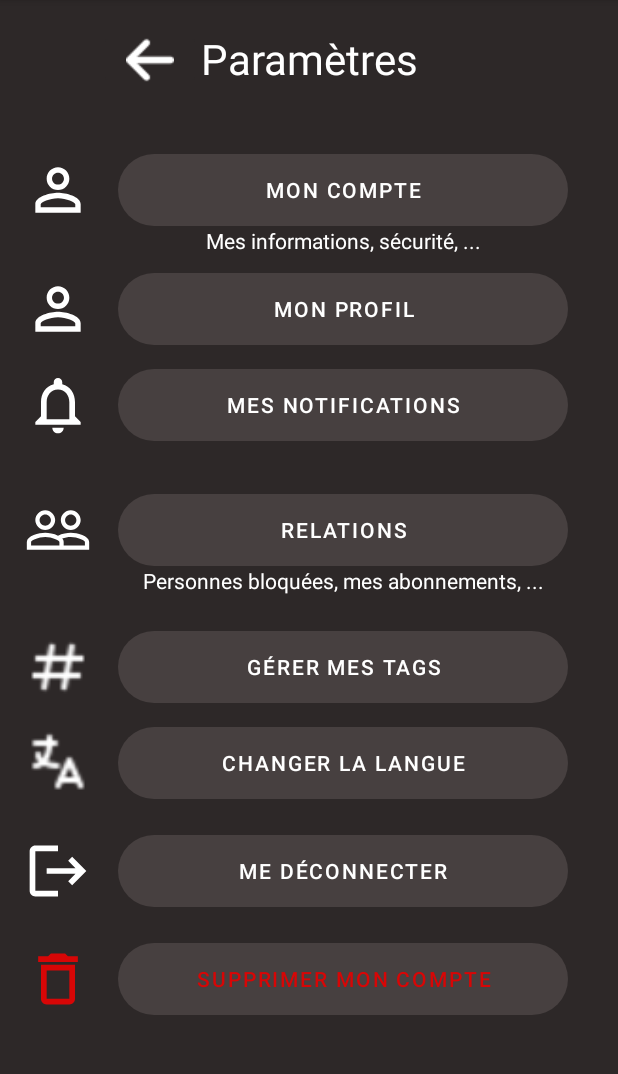
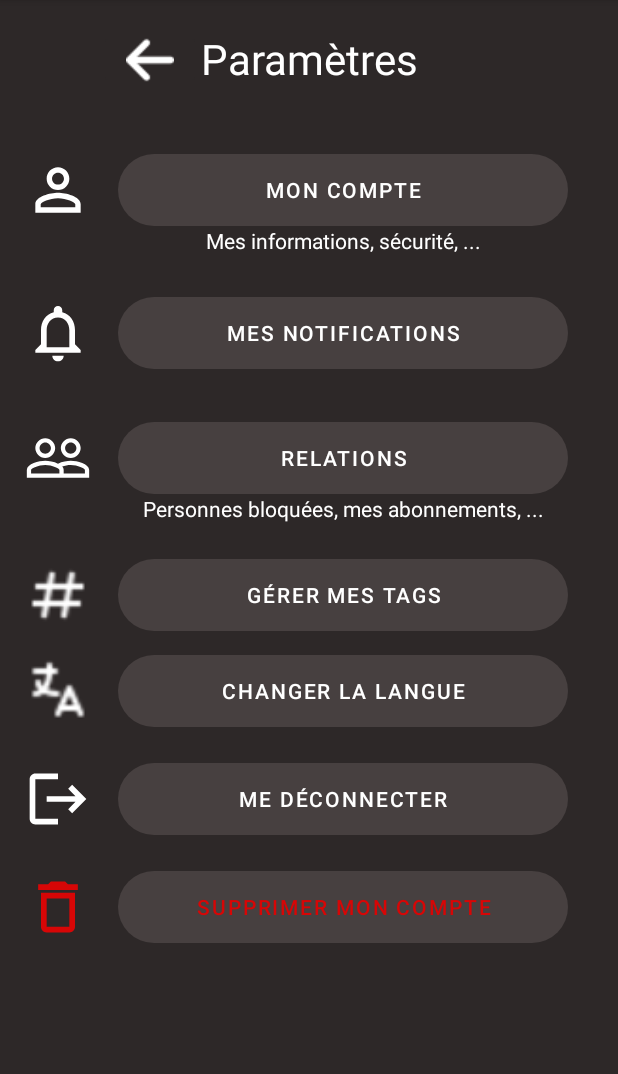
Before and after one commit to LucasVanV/3DDY, an Android app: the fragment FragmentParamatres shown on its own in the app's theme, after a tap on "Bouton de retour", on a phone screen of 412 x 824 dp, the part 84-1158 px from its top. Run offline under Robolectric (Android 15) with nearby library versions, the phone set to English and light mode, and no system bars; network calls fail; pictures from the network do not load.

Commit message:
Intégration de modifier et supprimer un post dans la page de profil

```diff
--- a/app/src/main/java/fr/uphf/a3ddy/controller/fragment/monCompte/FragmentEditBio.java
+++ b/app/src/main/java/fr/uphf/a3ddy/controller/fragment/monCompte/FragmentEditBio.java
@@ -49,9 +49,10 @@ public class FragmentEditBio extends Fragment {
     }
 
     public void setListeners() {
+        loadFragmentService = new LoadFragmentService(this);
         buttonRetour.setOnClickListener(v -> loadFragmentService.loadFragment(
-                new FragmentParamatres(),
-                R.id.fragment_container)
+                new FragmentProfil(),
+                R.id.bloc_fragment_accueil)
         );
         enregistrer.setOnClickListener(v -> modificationBio());
 
--- a/app/src/main/java/fr/uphf/a3ddy/controller/fragment/monCompte/FragmentEditImg.java
+++ b/app/src/main/java/fr/uphf/a3ddy/controller/fragment/monCompte/FragmentEditImg.java
@@ -61,7 +61,8 @@ public class FragmentEditImg extends Fragment {
     }
 
     public void setListeners() {
-        buttonRetour.setOnClickListener(v -> loadFragmentService.loadFragment(new FragmentParamatres(),R.id.bloc_fragment_accueil));
+        loadFragmentService = new LoadFragmentService(this);
+        buttonRetour.setOnClickListener(v -> loadFragmentService.loadFragment(new FragmentProfil(),R.id.bloc_fragment_accueil));
         selectImg.setOnClickListener(this::choisirImage);
     }
 
--- a/app/src/main/java/fr/uphf/a3ddy/controller/fragment/monCompte/FragmentEditPseudo.java
+++ b/app/src/main/java/fr/uphf/a3ddy/controller/fragment/monCompte/FragmentEditPseudo.java
@@ -48,8 +48,9 @@ public class FragmentEditPseudo extends Fragment {
     }
 
     public void setListeners() {
+        loadFragmentService = new LoadFragmentService(this);
         buttonRetour.setOnClickListener(v -> loadFragmentService.loadFragment(
-                new FragmentParamatres(),
+                new FragmentProfil(),
                 R.id.bloc_fragment_accueil)
         );
         enregistrer.setOnClickListener(v-> modificationPseudo());
@@ -87,7 +88,7 @@ public class FragmentEditPseudo extends Fragment {
                     if (response.isSuccessful()) {
                         userS.setUtilisateur(response.body());
                         loadFragmentService.loadFragment(
-                                new FragmentModifProfil(),
+                                new FragmentProfil(),
                                 R.id.bloc_fragment_accueil
                         );
                     }
--- a/app/src/main/java/fr/uphf/a3ddy/controller/fragment/monCompte/FragmentModifProfil.java
+++ b/app/src/main/java/fr/uphf/a3ddy/controller/fragment/monCompte/FragmentModifProfil.java
@@ -38,7 +38,7 @@ public class FragmentModifProfil extends Fragment {
     }
     public void setListeners() {
         butonRetour.setOnClickListener(v-> loadFragmentService.loadFragment(
-                new FragmentParamatres(),
+                new FragmentProfil(),
                 R.id.bloc_fragment_accueil)
         );
         editImgProfile.setOnClickListener(v-> loadFragmentService.loadFragment(
--- a/app/src/main/java/fr/uphf/a3ddy/controller/fragment/monCompte/FragmentParamatres.java
+++ b/app/src/main/java/fr/uphf/a3ddy/controller/fragment/monCompte/FragmentParamatres.java
@@ -34,7 +34,6 @@ public class FragmentParamatres extends Fragment {
     private ImageButton boutonRetour;
     private Button buttonDeconnexion;
     private Button buttonTags;
-    private Button buttonMonProfil;
     private Button supresionCompte;
     private AppService appService;
     private UtilisateurSecurity utilisateurSecurity;
@@ -46,7 +45,6 @@ public class FragmentParamatres extends Fragment {
         boutonRetour = view.findViewById(R.id.retour);
         buttonDeconnexion = view.findViewById(R.id.button_deconnexion);
         buttonTags = view.findViewById(R.id.button_tags);
-        buttonMonProfil = view.findViewById(R.id.monProfil);
         supresionCompte = view.findViewById(R.id.button_supprimer);
     }
 
@@ -61,10 +59,6 @@ public class FragmentParamatres extends Fragment {
         );
         buttonTags.setOnClickListener(v -> loadFragmentService.loadFragment(
                 new FragmentTags(),
-                R.id.bloc_fragment_accueil)
-        );
-        buttonMonProfil.setOnClickListener(v->loadFragmentService.loadFragment(
-                new FragmentModifProfil(),
                 R.id.bloc_fragment_accueil)
         );
 
--- /dev/null
+++ b/app/src/main/res/drawable/icone_see_more.xml
@@ -0,0 +1,5 @@
+<vector android:height="24dp" android:tint="#FFFFFF"
+    android:viewportHeight="24" android:viewportWidth="24"
+    android:width="24dp" xmlns:android="http://schemas.android.com/apk/res/android">
+    <path android:fillColor="@android:color/white" android:pathData="M12,8c1.1,0 2,-0.9 2,-2s-0.9,-2 -2,-2 -2,0.9 -2,2 0.9,2 2,2zM12,10c-1.1,0 -2,0.9 -2,2s0.9,2 2,2 2,-0.9 2,-2 -0.9,-2 -2,-2zM12,16c-1.1,0 -2,0.9 -2,2s0.9,2 2,2 2,-0.9 2,-2 -0.9,-2 -2,-2z"/>
+</vector>
--- a/app/src/main/res/layout/fragment_paramatres.xml
+++ b/app/src/main/res/layout/fragment_paramatres.xml
@@ -98,29 +98,7 @@
                 android:layout_marginTop="12dp"
                 app:layout_constraintEnd_toEndOf="parent"
                 app:layout_constraintStart_toStartOf="parent"
-                app:layout_constraintTop_toBottomOf="@+id/titre_parametres">
-
-                <ImageView
-                    android:id="@+id/imageView2profil"
-                    android:layout_width="45dp"
-                    android:layout_height="45dp"
-                    app:layout_constraintBottom_toBottomOf="parent"
-                    app:layout_constraintStart_toStartOf="parent"
-                    app:layout_constraintTop_toTopOf="parent"
-                    app:srcCompat="@drawable/icone_mon_compte" />
-
-                <Button
-                    android:id="@+id/monProfil"
-                    android:layout_width="300dp"
-                    android:layout_height="wrap_content"
-                    android:background="@drawable/bouton"
-                    android:text="Mon Profil"
-                    app:layout_constraintBottom_toBottomOf="parent"
-                    app:layout_constraintEnd_toEndOf="parent"
-                    app:layout_constraintStart_toEndOf="@+id/imageView2profil"
-                    app:layout_constraintTop_toTopOf="parent" />
-
-            </androidx.constraintlayout.widget.ConstraintLayout>
+                app:layout_constraintTop_toBottomOf="@+id/titre_parametres"/>
 
             <androidx.constraintlayout.widget.ConstraintLayout
                 android:id="@+id/constraintlayout_notifications"
--- a/app/src/main/res/layout/visualisation_list_post_profil.xml
+++ b/app/src/main/res/layout/visualisation_list_post_profil.xml
@@ -2,7 +2,7 @@
     xmlns:android="http://schemas.android.com/apk/res/android"
     android:id="@+id/visualisation"
     android:layout_width="match_parent"
-    android:layout_height="wrap_content"
+    android:layout_height="match_parent"
     android:padding="16dp"
     android:background="#2D2828"
     android:orientation="horizontal">
--- /dev/null
+++ b/app/src/main/res/menu/menu_see_more_post.xml
@@ -0,0 +1,7 @@
+<?xml version="1.0" encoding="utf-8"?>
+<menu xmlns:android="http://schemas.android.com/apk/res/android">
+    <item android:id="@+id/supprimer"
+        android:title="Supprimer"/>
+    <item android:id="@+id/modifier"
+        android:title="Modifier" />
+</menu>
```
Also changed, not shown: app/src/main/java/fr/uphf/a3ddy/controller/activity/Accueil_fypActivity.java (+28 -2 lines), app/src/main/java/fr/uphf/a3ddy/controller/fragment/monCompte/FragmentProfil.java (+37 -6 lines), app/src/main/java/fr/uphf/a3ddy/controller/fragment/posts/FragmentPostDetail.java (+125 -2 lines), app/src/main/java/fr/uphf/a3ddy/controller/fragment/posts/FragmentPoster.java (+2 -14 lines), app/src/main/java/fr/uphf/a3ddy/controller/fragment/posts/FragmentPostsTemporaire.java (deleted, +0 -121 lines), app/src/main/java/fr/uphf/a3ddy/service/posts/PostAdapter.java (+7 -5 lines), app/src/main/java/fr/uphf/a3ddy/service/posts/PostAdapterProfilUser.java (+82 -38 lines), app/src/main/res/drawable/icone_delete.xml (added, +8 -0 lines), app/src/main/res/layout/activity_poster.xml (+0 -9 lines), app/src/main/res/layout/visualisation_post.xml (+16 -7 lines).
